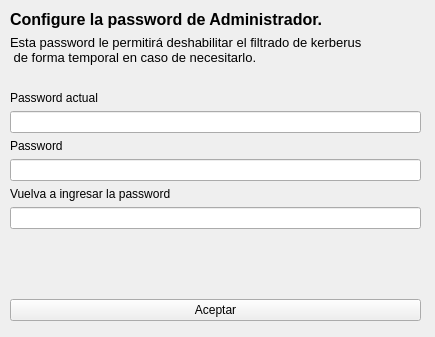
The window that cliente/password/formulario.ui (AviFix/Kerberus-Control-Parental) describes before a commit, drawn with Qt 5.
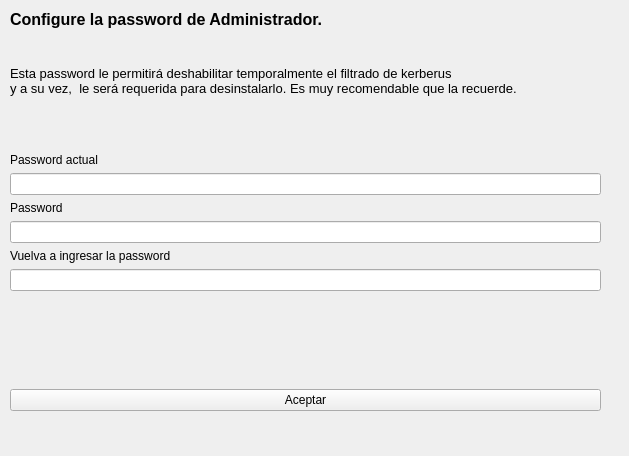
The same window after the commit.

Patch:
```diff
--- a/cliente/password/formulario.ui
+++ b/cliente/password/formulario.ui
@@ -6,8 +6,8 @@
    <rect>
     <x>0</x>
     <y>0</y>
-    <width>435</width>
-    <height>337</height>
+    <width>629</width>
+    <height>456</height>
    </rect>
   </property>
   <property name="sizePolicy">
@@ -24,8 +24,8 @@
     <rect>
      <x>10</x>
      <y>10</y>
-     <width>411</width>
-     <height>311</height>
+     <width>591</width>
+     <height>401</height>
     </rect>
    </property>
    <layout class="QVBoxLayout" name="verticalLayout">
@@ -45,14 +45,26 @@
     </item>
     <item>
      <widget class="QLabel" name="label_2">
+      <property name="sizePolicy">
+       <sizepolicy hsizetype="Preferred" vsizetype="Expanding">
+        <horstretch>0</horstretch>
+        <verstretch>0</verstretch>
+       </sizepolicy>
+      </property>
       <property name="font">
        <font>
         <pointsize>10</pointsize>
        </font>
       </property>
       <property name="text">
-       <string>Esta password le permitirá deshabilitar el filtrado de kerberus 
- de forma temporal en caso de necesitarlo.</string>
+       <string>Esta password le permitirá deshabilitar temporalmente el filtrado de kerberus 
+y a su vez,  le será requerida para desinstalarlo. Es muy recomendable que la recuerde.</string>
+      </property>
+      <property name="scaledContents">
+       <bool>false</bool>
+      </property>
+      <property name="wordWrap">
+       <bool>false</bool>
       </property>
      </widget>
     </item>
```
